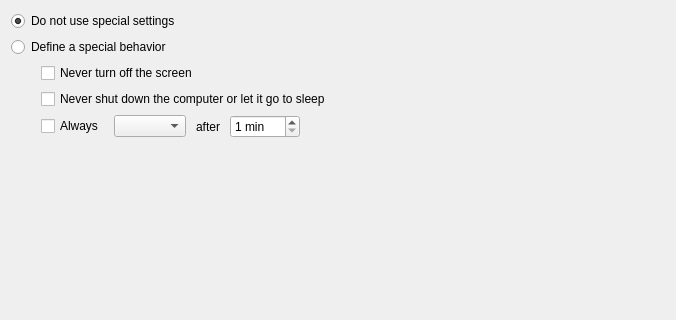
Qt form kcmodule/activities/activityWidget.ui (KDE/powerdevil) before a commit; both pictures show x 0 to 676 and y 0 to 320 of the 676 by 474 pixel window.
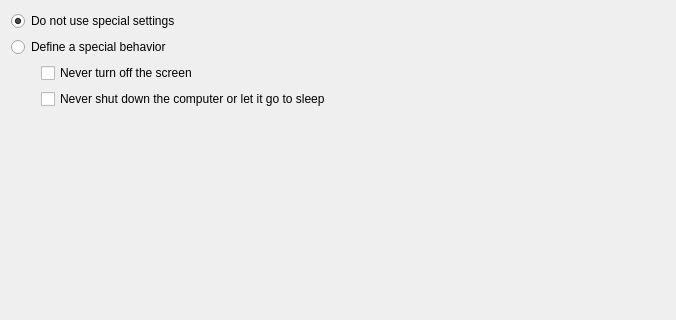
The same form after that commit.

Commit message:
Drop per-activity suspend/shutdown timeout
This allows to suspend/shutdown after n minutes on a per-activity basis

Previously we agreed that such per-activity config is overkill, except for the inhibitions

Consequently remove it

What changed in the file:
```diff
--- a/kcmodule/activities/activityWidget.ui
+++ b/kcmodule/activities/activityWidget.ui
@@ -49,56 +49,6 @@
          </property>
         </widget>
        </item>
-       <item>
-        <layout class="QHBoxLayout" name="horizontalLayout">
-         <property name="spacing">
-          <number>10</number>
-         </property>
-         <item>
-          <widget class="QCheckBox" name="alwaysBox">
-           <property name="text">
-            <string>Always</string>
-           </property>
-          </widget>
-         </item>
-         <item>
-          <widget class="QComboBox" name="alwaysActionBox"/>
-         </item>
-         <item>
-          <widget class="QLabel" name="alwaysAfterLabel">
-           <property name="text">
-            <string>after</string>
-           </property>
-          </widget>
-         </item>
-         <item>
-          <widget class="QSpinBox" name="alwaysAfterSpin">
-           <property name="suffix">
-            <string> min</string>
-           </property>
-           <property name="minimum">
-            <number>1</number>
-           </property>
-           <property name="maximum">
-            <number>360</number>
-           </property>
-          </widget>
-         </item>
-         <item>
-          <spacer name="alwaysSpacer">
-           <property name="orientation">
-            <enum>Qt::Horizontal</enum>
-           </property>
-           <property name="sizeHint" stdset="0">
-            <size>
-             <width>40</width>
-             <height>20</height>
-            </size>
-           </property>
-          </spacer>
-         </item>
-        </layout>
-       </item>
       </layout>
      </item>
     </layout>
```
The commit also changes 3 other files.
